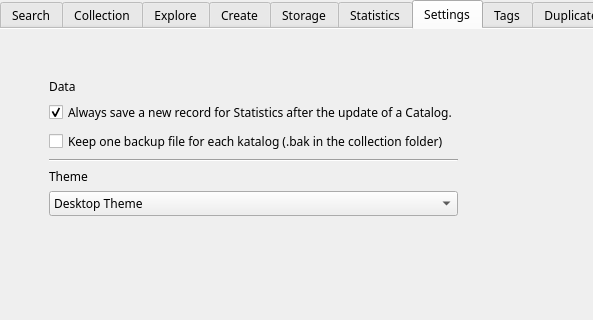
Qt form mainwindow.ui (StephaneCouturier/Katalog) before a commit; both pictures show x 0 to 593 and y 0 to 320 of the 1096 by 877 pixel window.
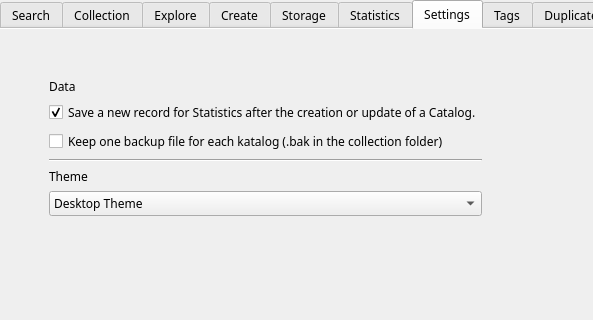
The same form after that commit. The open tabs and pages were chosen to show the change. Icons and pictures are not drawn. Custom widgets are drawn as their Qt base class.

Diff of the .ui file:
```diff
--- a/mainwindow.ui
+++ b/mainwindow.ui
@@ -3168,7 +3168,7 @@
           <item row="2" column="1">
            <widget class="QCheckBox" name="Settings_ChBx_SaveRecordWhenUpdate">
             <property name="text">
-             <string>Always save a new record for Statistics after the update of a Catalog.</string>
+             <string>Save a new record for Statistics after the creation or update of a Catalog.</string>
             </property>
             <property name="checked">
              <bool>true</bool>
```
